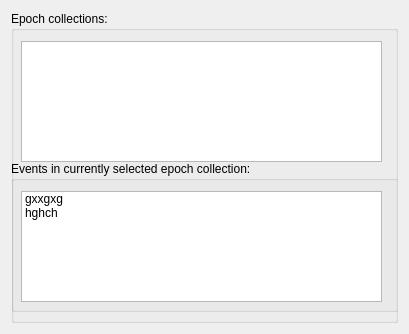
The window that meggie_batch/ui/qt4Designer_ui_files/epochWidget.ui (cibr-jyu/meggie) describes before a commit, drawn with Qt 5.
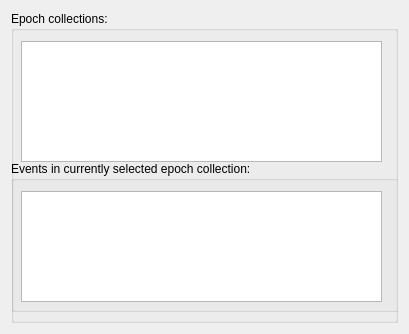
The same window after the commit.

```diff
--- a/meggie_batch/ui/qt4Designer_ui_files/epochWidget.ui
+++ b/meggie_batch/ui/qt4Designer_ui_files/epochWidget.ui
@@ -64,16 +64,6 @@
          <property name="selectionMode">
           <enum>QAbstractItemView::NoSelection</enum>
          </property>
-         <item>
-          <property name="text">
-           <string>gxxgxg</string>
-          </property>
-         </item>
-         <item>
-          <property name="text">
-           <string>hghch</string>
-          </property>
-         </item>
         </widget>
        </widget>
       </widget>
```
